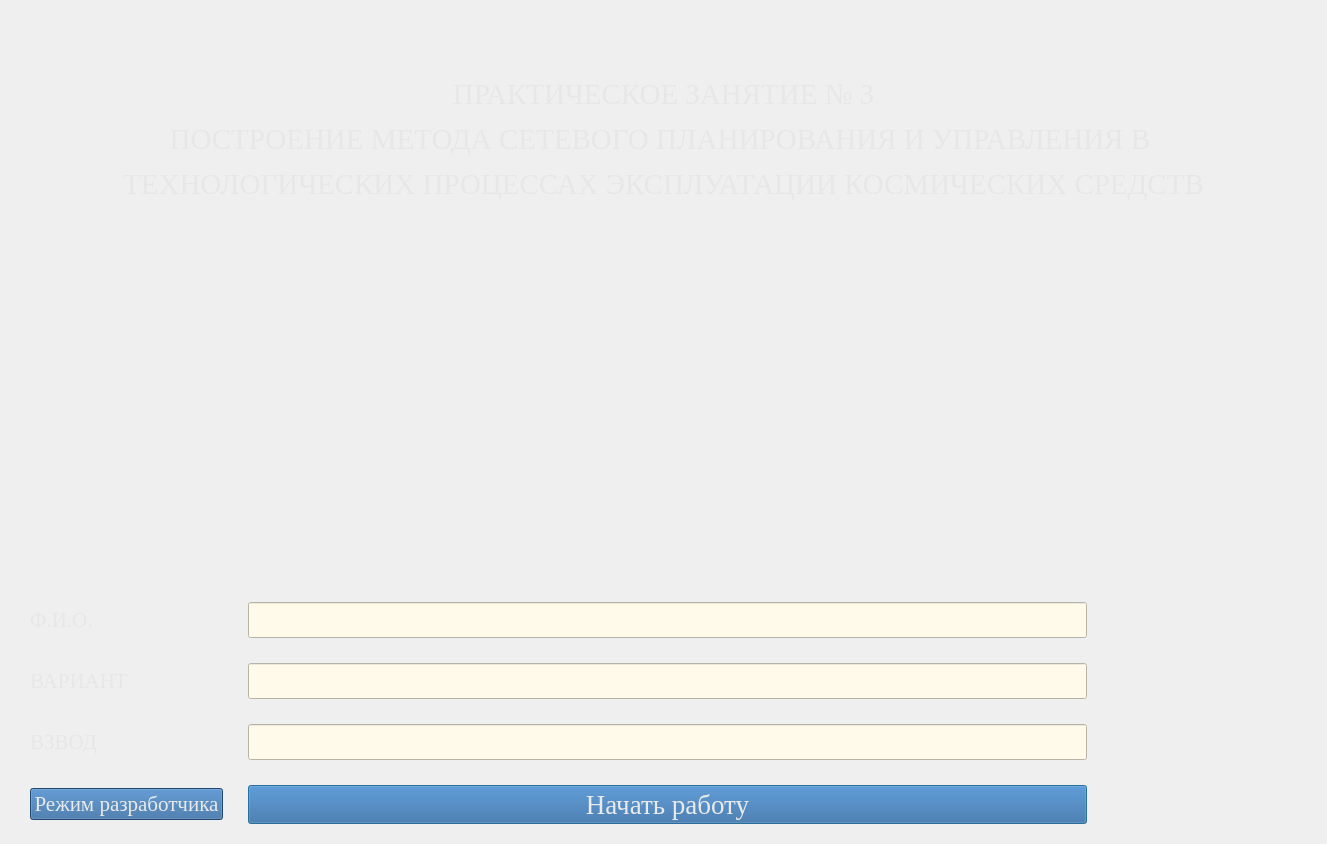
The window that qt_designer_ui/startWindow.ui (IvaMarin/Project-Network-Diagram-App) describes before a commit, drawn with Qt 5.
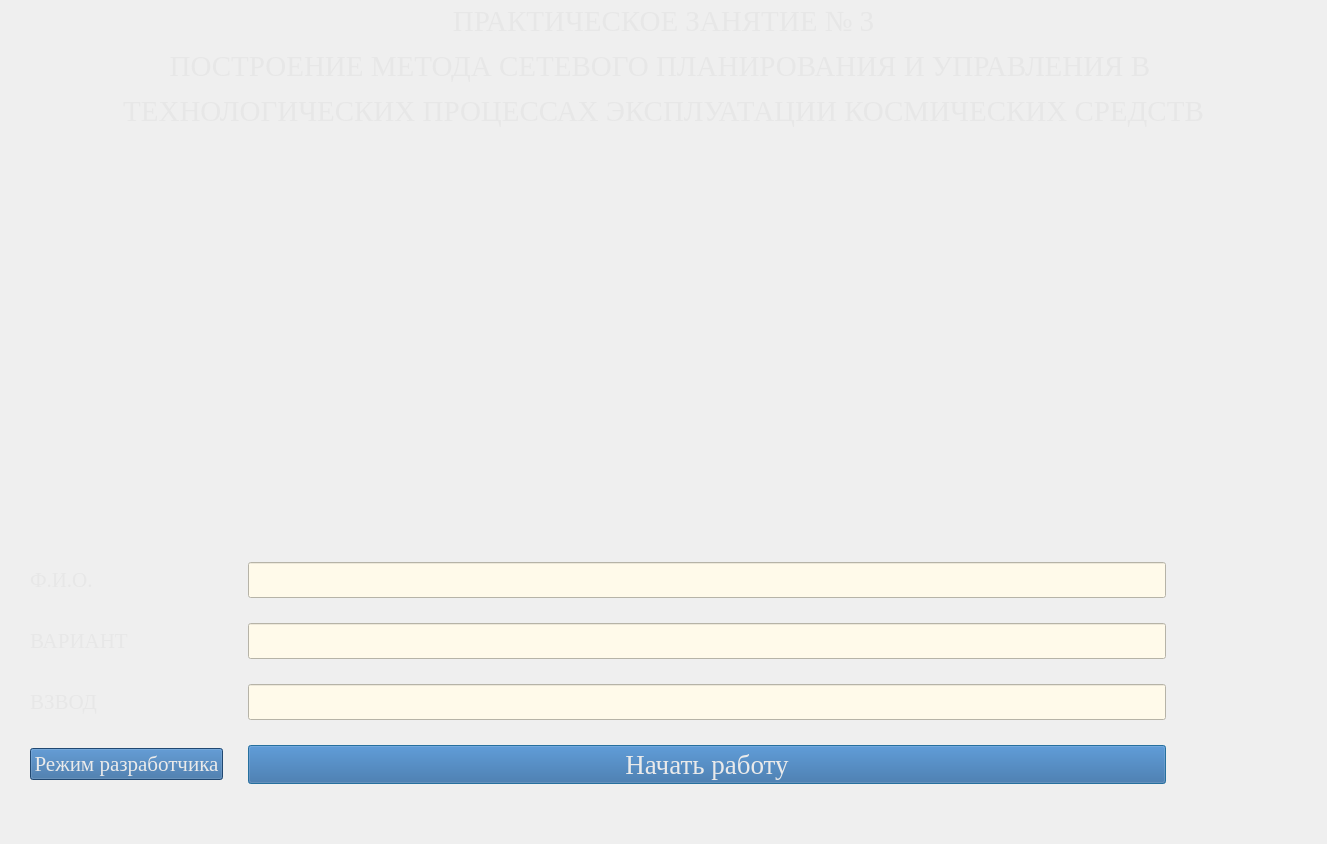
The same window after the commit. Icons and pictures are not drawn.

The edit to the form file:
```diff
--- a/qt_designer_ui/startWindow.ui
+++ b/qt_designer_ui/startWindow.ui
@@ -25,7 +25,7 @@
   <property name="styleSheet">
    <string notr="true">#startWin{background-image: url(:/newPrefix/backGround.png);}</string>
   </property>
-  <layout class="QVBoxLayout" name="verticalLayout">
+  <layout class="QVBoxLayout" name="verticalLayout" stretch="1,3,3,0">
    <property name="spacing">
     <number>25</number>
    </property>
@@ -85,7 +85,7 @@
     </widget>
    </item>
    <item>
-    <layout class="QGridLayout" name="gridLayout" columnstretch="1,8,2">
+    <layout class="QGridLayout" name="gridLayout" columnstretch="1,14,2">
      <property name="leftMargin">
       <number>10</number>
      </property>
@@ -314,6 +314,19 @@
      </item>
     </layout>
    </item>
+   <item>
+    <spacer name="verticalSpacer">
+     <property name="orientation">
+      <enum>Qt::Vertical</enum>
+     </property>
+     <property name="sizeHint" stdset="0">
+      <size>
+       <width>20</width>
+       <height>40</height>
+      </size>
+     </property>
+    </spacer>
+   </item>
   </layout>
  </widget>
  <resources>
```
Left out of the diff: 6 changed lines with no effect on the pictures.
